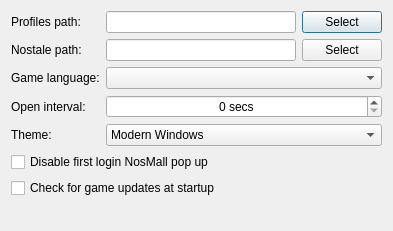
First picture: the form in Launcher/src/gui/settingsdialog.ui, repository hatz2/GflessClient, before the edit.
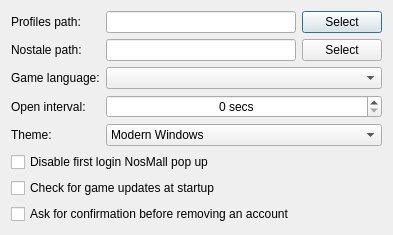
Second picture: the form after the edit.

Commit message:
feat: import/export accounts, iovation retries and NoIP polish
Add accounts.json export/import with custom exe remap, safer remove confirm, edit identity browse, and harden login against intermittent iovation 403s.

```diff
--- a/Launcher/src/gui/settingsdialog.ui
+++ b/Launcher/src/gui/settingsdialog.ui
@@ -154,6 +154,13 @@
      </property>
     </widget>
    </item>
+   <item>
+    <widget class="QCheckBox" name="confirmRemoveAccountCheckbox">
+     <property name="text">
+      <string>Ask for confirmation before removing an account</string>
+     </property>
+    </widget>
+   </item>
    <item>
     <spacer name="verticalSpacer">
      <property name="orientation">
```
The commit also changes 12 other files.
